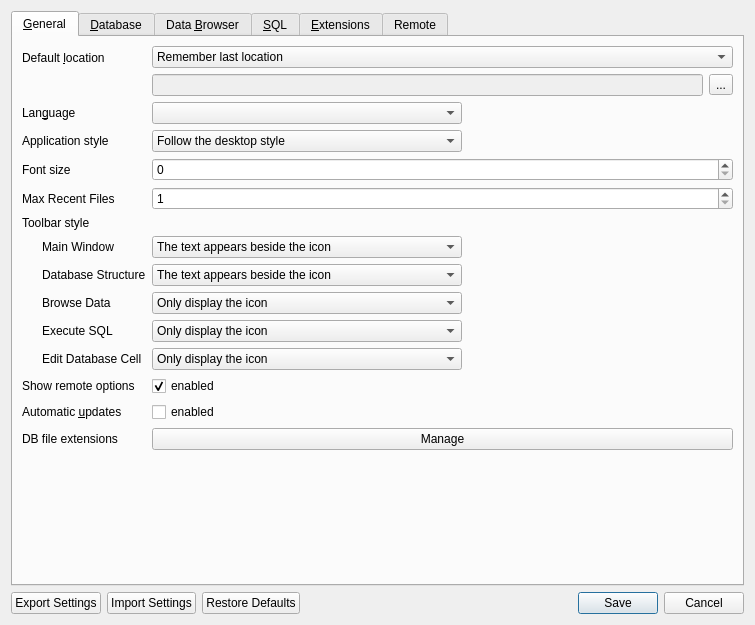
Old version of the form src/PreferencesDialog.ui in the repository sqlitebrowser/sqlitebrowser.
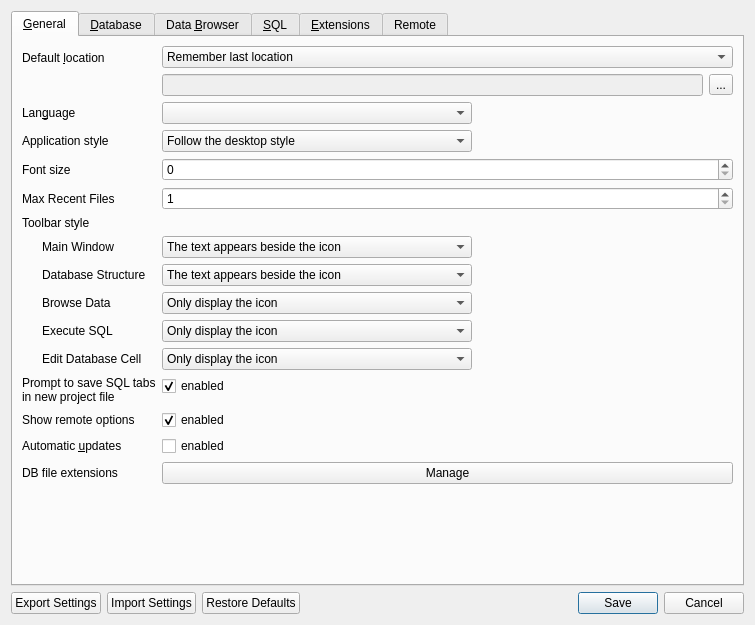
New version of the form. Icons and pictures are not drawn. Custom widgets are drawn as their Qt base class.

Commit message:
User can disable 'Save Project' dialog (#2420)
* Add new checkbox in Preferences

* Update PreferencesDialog.cpp for new checkbox

* Add default value for new setting.

* Update MainWindow.cpp for handle new checkbox

* Update Korean translation for this branch

* Correct the label text clearly and add hints

Patch:
```diff
--- a/src/PreferencesDialog.ui
+++ b/src/PreferencesDialog.ui
@@ -332,7 +332,7 @@
          </item>
         </widget>
        </item>
-       <item row="12" column="0">
+       <item row="13" column="0">
         <widget class="QLabel" name="labelUseRemotes">
          <property name="text">
           <string>Show remote options</string>
@@ -342,7 +342,7 @@
          </property>
         </widget>
        </item>
-       <item row="12" column="1">
+       <item row="13" column="1">
         <widget class="QCheckBox" name="checkUseRemotes">
          <property name="text">
           <string>enabled</string>
@@ -352,7 +352,7 @@
          </property>
         </widget>
        </item>
-       <item row="13" column="0">
+       <item row="14" column="0">
         <widget class="QLabel" name="labelUpdates">
          <property name="text">
           <string>Automatic &amp;updates</string>
@@ -362,14 +362,14 @@
          </property>
         </widget>
        </item>
-       <item row="13" column="1">
+       <item row="14" column="1">
         <widget class="QCheckBox" name="checkUpdates">
          <property name="text">
           <string>enabled</string>
          </property>
         </widget>
        </item>
-       <item row="14" column="0">
+       <item row="15" column="0">
         <widget class="QLabel" name="label_16">
          <property name="text">
           <string>DB file extensions</string>
@@ -379,7 +379,7 @@
          </property>
         </widget>
        </item>
-       <item row="14" column="1">
+       <item row="15" column="1">
         <widget class="QPushButton" name="buttonManageFileExtension">
          <property name="text">
           <string>Manage</string>
@@ -582,6 +582,27 @@
          </property>
         </widget>
        </item>
+       <item row="12" column="0">
+        <widget class="QLabel" name="labelPromptSQLTabsInNewProject">
+         <property name="text">
+          <string>Prompt to save SQL tabs
+in new project file</string>
+         </property>
+        </widget>
+       </item>
+       <item row="12" column="1">
+        <widget class="QCheckBox" name="checkPromptSQLTabsInNewProject">
+         <property name="toolTip">
+          <string>If this is turned on, then changes to the SQL editor generate a save a project confirmation dialog when closing the SQL editor tab.</string>
+         </property>
+         <property name="text">
+          <string>enabled</string>
+         </property>
+         <property name="checked">
+          <bool>true</bool>
+         </property>
+        </widget>
+       </item>
       </layout>
      </widget>
      <widget class="QWidget" name="tab">
```
The commit also changes 4 other files.
